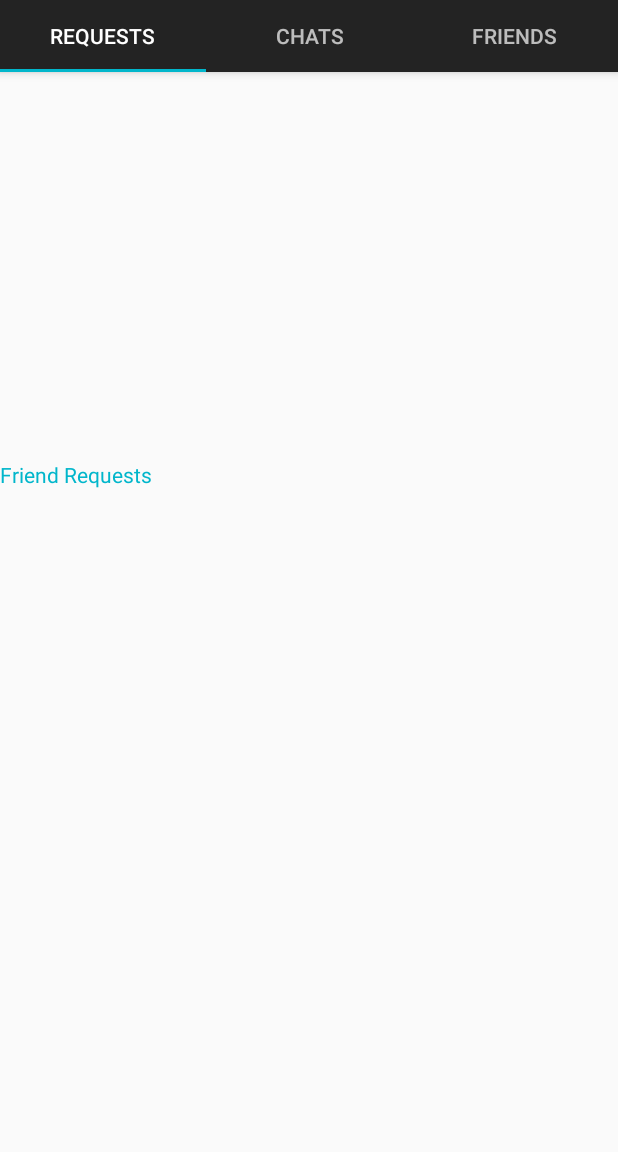
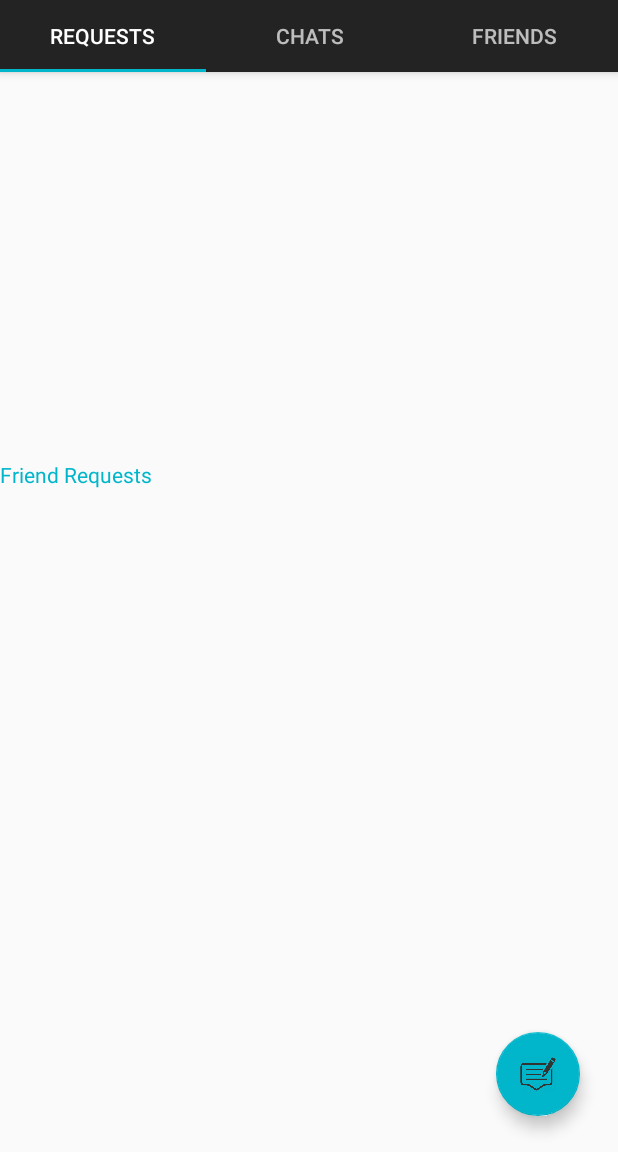
Before and after one commit to mooshaa/Unifi, an Android app: the screen it shows after launch once a user with an empty profile is signed in (UnifiActivity), on a phone screen of 412 x 824 dp, the part 84-1236 px from its top. Run offline under Robolectric (Android 15) with nearby library versions, the phone set to English and light mode, and no system bars; our stand-ins replace Firebase (no records; nobody signed in at launch, a user with empty details on screens opened directly).

Commit message:
new message button and activity

```diff
--- a/app/build.gradle
+++ b/app/build.gradle
@@ -36,7 +36,7 @@ dependencies {
     api 'com.theartofdev.edmodo:android-image-cropper:2.7.+'
     implementation 'com.squareup.picasso:picasso:2.71828'
 
+    implementation 'com.firebaseui:firebase-ui-database:2.1.1'
 
     implementation 'com.google.firebase:firebase-storage:16.0.1'
-    implementation 'com.google.firebase:firebase-auth:16.0.1'
 }
--- a/app/src/main/java/com/unifi/comp590/unifi/UnifiActivity.java
+++ b/app/src/main/java/com/unifi/comp590/unifi/UnifiActivity.java
@@ -1,6 +1,7 @@
 package com.unifi.comp590.unifi;
 
 import android.content.Intent;
+import android.support.design.widget.FloatingActionButton;
 import android.support.design.widget.TabLayout;
 import android.support.v4.view.ViewPager;
 import android.support.v7.app.AppCompatActivity;
@@ -8,6 +9,7 @@ import android.os.Bundle;
 import android.support.v7.widget.Toolbar;
 import android.view.Menu;
 import android.view.MenuItem;
+import android.view.View;
 import android.widget.TableLayout;
 
 import com.google.firebase.auth.FirebaseAuth;
@@ -20,6 +22,7 @@ public class UnifiActivity extends AppCompatActivity {
     private ViewPager mViewPager;
     private TabLayout mTabLayout;
     private TabsPagerAdapter mTabsPagerAdapter;
+    private FloatingActionButton mNewMessage;
 
     @Override
     protected void onCreate(Bundle savedInstanceState) {
@@ -32,6 +35,15 @@ public class UnifiActivity extends AppCompatActivity {
         mViewPager.setAdapter(mTabsPagerAdapter);
         mTabLayout = (TabLayout) findViewById(R.id.main_tabs);
         mTabLayout.setupWithViewPager(mViewPager);
+        mNewMessage = (FloatingActionButton) findViewById(R.id.write_message_floating_button);
+        mNewMessage.setOnClickListener(new View.OnClickListener() {
+            @Override
+            public void onClick(View view) {
+                Intent intent = new Intent(UnifiActivity.this, SearchUsersActivity.class);
+                startActivity(intent);
+            }
+        });
+
 
 
         mToolbar = (Toolbar) findViewById(R.id.activity_unify_toolbar);
--- a/app/src/main/res/layout/activity_unifi.xml
+++ b/app/src/main/res/layout/activity_unifi.xml
@@ -5,6 +5,20 @@
     android:layout_width="match_parent"
     android:layout_height="match_parent"
     tools:context=".UnifiActivity">
+
+    <android.support.design.widget.FloatingActionButton
+        android:id="@+id/write_message_floating_button"
+        android:layout_width="wrap_content"
+        android:layout_height="wrap_content"
+        android:layout_alignParentEnd="true"
+        android:layout_alignParentBottom="true"
+        android:layout_marginStart="10dp"
+        android:layout_marginTop="10dp"
+        android:layout_marginEnd="25dp"
+        android:layout_marginBottom="24dp"
+        android:clickable="true"
+        android:focusable="true"
+        app:srcCompat="@drawable/write_message" />
 
     <android.support.design.widget.AppBarLayout
         android:layout_width="match_parent"
```
Also changed, not shown: app/src/main/AndroidManifest.xml (+9 -8 lines), app/src/main/java/com/unifi/comp590/unifi/SearchUsersActivity.java (added, +85 -0 lines), app/src/main/java/com/unifi/comp590/unifi/Users.java (added, +41 -0 lines), app/src/main/res/layout/activity_search_users.xml (added, +27 -0 lines), app/src/main/res/layout/users_display_layout.xml (+12 -8 lines), app/src/main/res/drawable/write_message.png (added).
